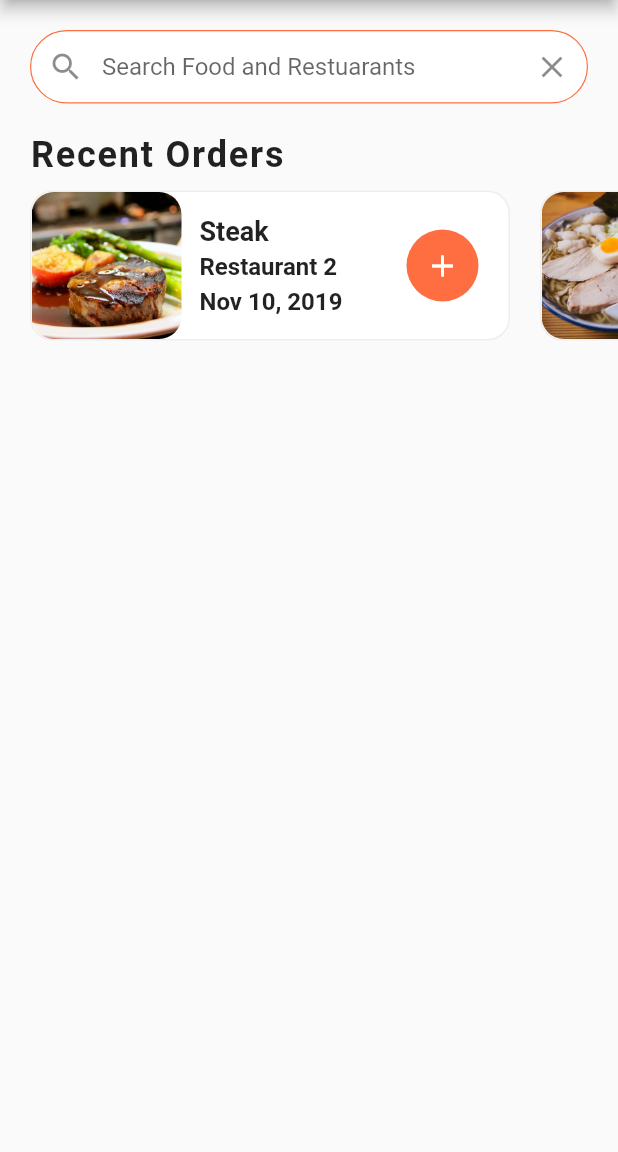
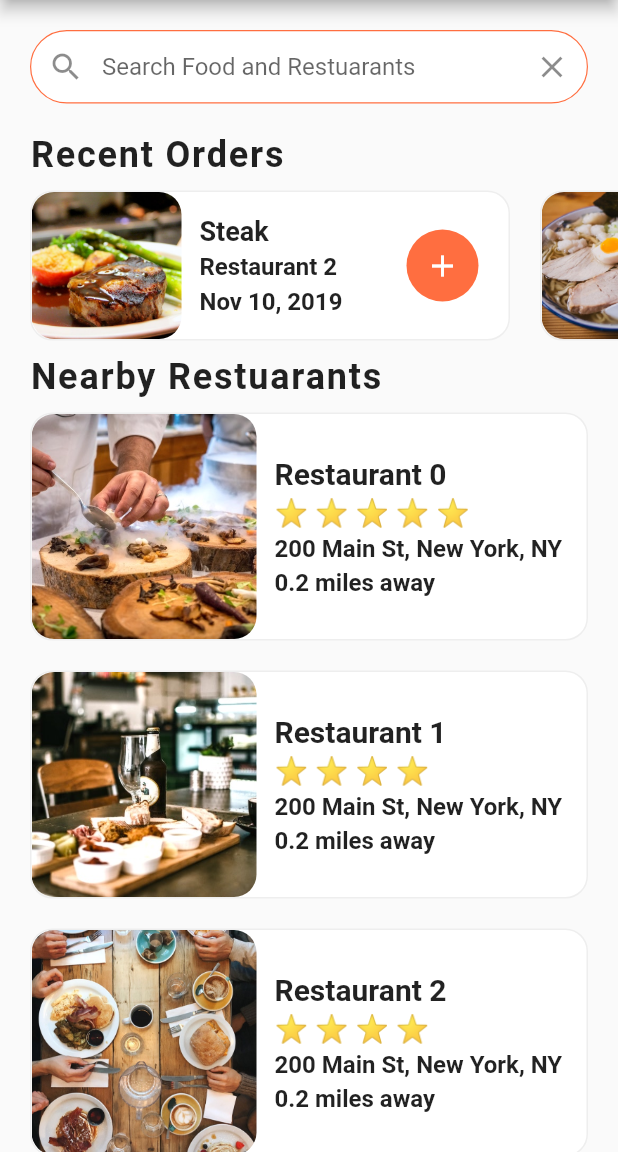
Before and after one commit to dulajkavinda/food-delivery, a Flutter app: the screen it shows after launch, on a phone screen of 412 x 824 dp, the part 84-1236 px from its top. Run offline on Flutter 3.47's test engine with Material 2 defaults, Android fonts, the phone set to English and light mode, and no system bars.

Commit message:
nearby restuarant completed

```diff
--- a/lib/screens/home_screen.dart
+++ b/lib/screens/home_screen.dart
@@ -1,5 +1,7 @@
 import 'package:flutter/material.dart';
 import 'package:food_delivery_FT/data/data.dart';
+import 'package:food_delivery_FT/models/restaurant.dart';
+import 'package:food_delivery_FT/widgets/rating_stars.dart';
 import 'package:food_delivery_FT/widgets/recent_orders.dart';
 
 class HomeScreen extends StatelessWidget {
@@ -51,8 +53,90 @@ class HomeScreen extends StatelessWidget {
             ),
           ),
           RecentOrders(),
+          Column(
+            crossAxisAlignment: CrossAxisAlignment.start,
+            children: [
+              Padding(
+                padding: const EdgeInsets.symmetric(horizontal: 20.0),
+                child: Text(
+                  'Nearby Restuarants',
+                  style: TextStyle(
+                      fontSize: 24.0,
+                      fontWeight: FontWeight.w600,
+                      letterSpacing: 1.2),
+                ),
+              ),
+              _buildRestuarants()
+            ],
+          )
         ],
       ),
     );
   }
+
+  Widget _buildRestuarants() {
+    List<Widget> restuarantList = [];
+    restaurants.forEach((Restaurant restaurant) {
+      restuarantList.add(Container(
+        margin: EdgeInsets.symmetric(horizontal: 20.0, vertical: 10.0),
+        decoration: BoxDecoration(
+            color: Colors.white,
+            borderRadius: BorderRadius.circular(15.0),
+            border: Border.all(width: 1.0, color: Colors.grey[200])),
+        child: Row(
+          children: [
+            ClipRRect(
+              borderRadius: BorderRadius.circular(15.0),
+              child: Image(
+                image: AssetImage(restaurant.imageUrl),
+                height: 150.0,
+                width: 150.0,
+                fit: BoxFit.cover,
+              ),
+            ),
+            Container(
+              margin: EdgeInsets.all(12.0),
+              child: Column(
+                crossAxisAlignment: CrossAxisAlignment.start,
+                mainAxisAlignment: MainAxisAlignment.center,
+                children: [
+                  Text(
+                    restaurant.name,
+                    style:
+                        TextStyle(fontSize: 20.0, fontWeight: FontWeight.bold),
+                    overflow: TextOverflow.ellipsis,
+                  ),
+                  SizedBox(
+                    height: 4.0,
+                  ),
+                  RatingStars(rating: restaurant.rating),
+                  SizedBox(
+                    height: 4.0,
+                  ),
+                  Text(
+                    restaurant.address,
+                    style:
+                        TextStyle(fontSize: 16.0, fontWeight: FontWeight.w600),
+                    overflow: TextOverflow.ellipsis,
+                  ),
+                  SizedBox(
+                    height: 4.0,
+                  ),
+                  Text(
+                    "0.2 miles away",
+                    style:
+                        TextStyle(fontSize: 16.0, fontWeight: FontWeight.w600),
+                    overflow: TextOverflow.ellipsis,
+                  ),
+                ],
+              ),
+            )
+          ],
+        ),
+      ));
+    });
+    return Column(
+      children: restuarantList,
+    );
+  }
 }
--- /dev/null
+++ b/lib/widgets/rating_stars.dart
@@ -0,0 +1,18 @@
+import 'package:flutter/material.dart';
+
+class RatingStars extends StatelessWidget {
+  final int rating;
+  RatingStars({this.rating});
+
+  @override
+  Widget build(BuildContext context) {
+    String stars = '';
+    for (var i = 0; i < rating; i++) {
+      stars += '⭐️ ';
+    }
+    return Text(
+      stars,
+      style: TextStyle(fontSize: 18.0),
+    );
+  }
+}
```
